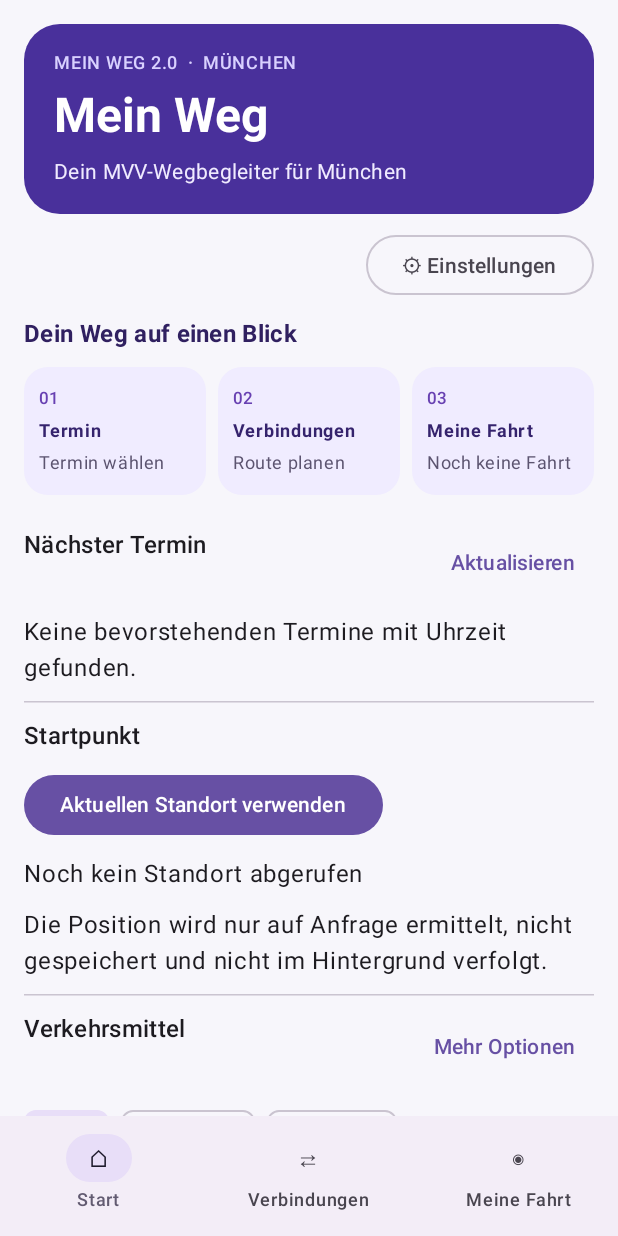
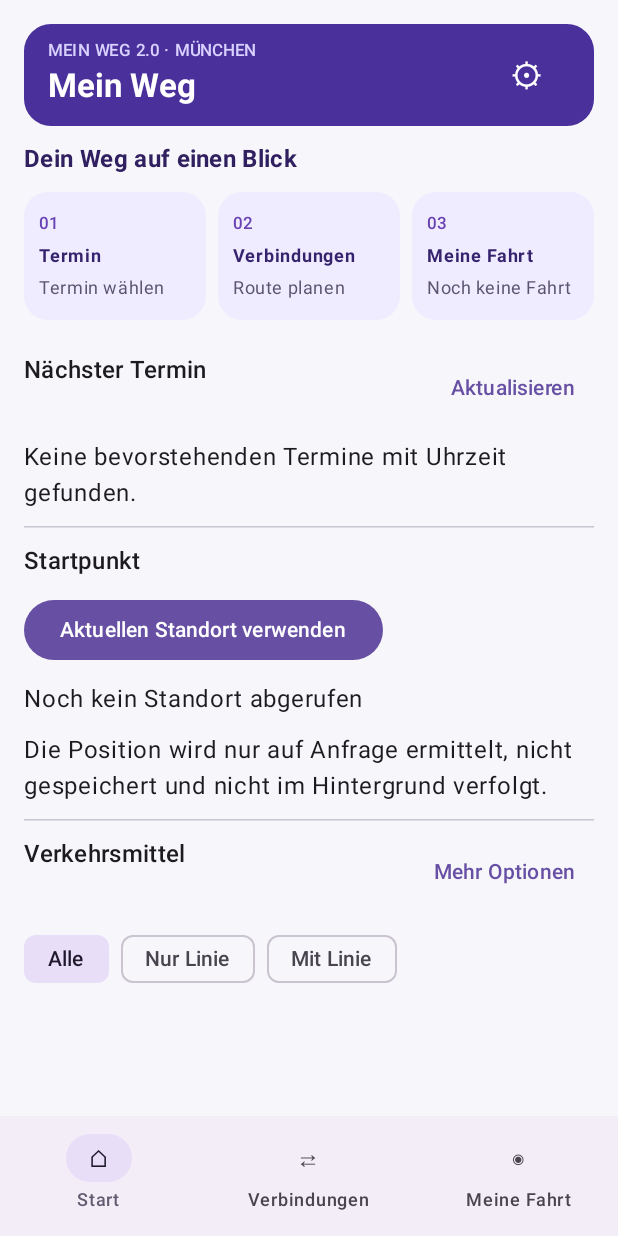
Before and after one commit to jochenkunkel/mvv-mobility-assistant, an Android app built with Jetpack Compose: the screen it shows after launch (MainActivity), on a phone screen of 412 x 824 dp. Run offline under Robolectric (Android 15) with nearby library versions, the phone set to English and light mode, and no system bars; libraries missing offline, so code that uses them is left out: androidx.glance, androidx.glance.appwidget; 1 statement that could not run was skipped.

Commit message:
Compact cockpit header and show overview only on Start tab

```diff
--- a/app/src/main/java/de/mvv/mobility/MainActivity.kt
+++ b/app/src/main/java/de/mvv/mobility/MainActivity.kt
@@ -123,24 +123,26 @@ class MainActivity : ComponentActivity() {
                     var selectedTab by remember { mutableStateOf(CockpitTab.START) }
                     Column(Modifier.fillMaxSize().background(Color(0xFFF7F6FB))) {
                     Column(Modifier.weight(1f).fillMaxWidth().verticalScroll(rememberScrollState()).padding(16.dp), verticalArrangement = Arrangement.spacedBy(10.dp)) {
-                        Column(
-                            modifier = Modifier.fillMaxWidth().background(Color(0xFF49309B), RoundedCornerShape(24.dp))
-                                .padding(horizontal = 20.dp, vertical = 18.dp),
-                            verticalArrangement = Arrangement.spacedBy(7.dp)
+                        Row(
+                            modifier = Modifier.fillMaxWidth()
+                                .background(Color(0xFF49309B), RoundedCornerShape(18.dp))
+                                .padding(horizontal = 16.dp, vertical = 10.dp),
+                            verticalAlignment = Alignment.CenterVertically,
+                            horizontalArrangement = Arrangement.SpaceBetween
                         ) {
-                            Text("MEIN WEG 2.0  ·  MÜNCHEN", color = Color(0xFFD9D1FF), style = MaterialTheme.typography.labelMedium)
-                            Text("Mein Weg", modifier = Modifier.testTag("app_title"), color = Color.White,
-                                fontWeight = FontWeight.Bold, style = MaterialTheme.typography.headlineLarge)
-                            Text("Dein MVV-Wegbegleiter für München", color = Color(0xFFF0EBFF),
-                                style = MaterialTheme.typography.bodyMedium)
-                        }
-                        Row(modifier = Modifier.fillMaxWidth(), horizontalArrangement = Arrangement.End) {
-                            OutlinedButton(onClick = { settingsExpanded = !settingsExpanded },
+                            Column(verticalArrangement = Arrangement.spacedBy(1.dp)) {
+                                Text("MEIN WEG 2.0 · MÜNCHEN", color = Color(0xFFD9D1FF),
+                                    style = MaterialTheme.typography.labelSmall)
+                                Text("Mein Weg", modifier = Modifier.testTag("app_title"), color = Color.White,
+                                    fontWeight = FontWeight.Bold, style = MaterialTheme.typography.titleLarge)
+                            }
+                            TextButton(onClick = { settingsExpanded = !settingsExpanded },
                                 modifier = Modifier.testTag("settings_toggle")) {
-                                Text(if (settingsExpanded) "✕ Schließen" else "⚙ Einstellungen")
+                                Text(if (settingsExpanded) "✕" else "⚙", color = Color.White,
+                                    style = MaterialTheme.typography.titleLarge)
                             }
                         }
-                        CockpitOverview(
+                        if (selectedTab == CockpitTab.START || (fixture && !visualFixture)) CockpitOverview(
                             appointment = appointment?.title,
                             destination = confirmedDestination.ifBlank { appointment?.location.orEmpty() },
                             journeyCount = journeys.size,
```
